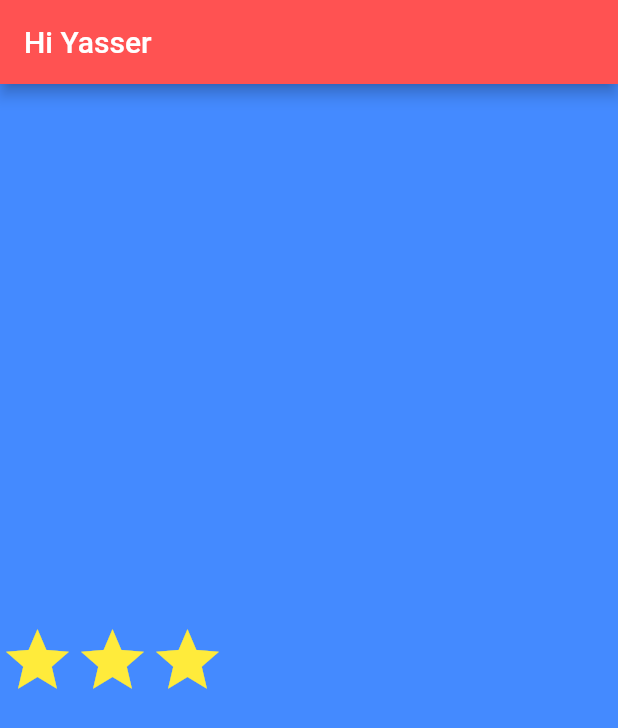
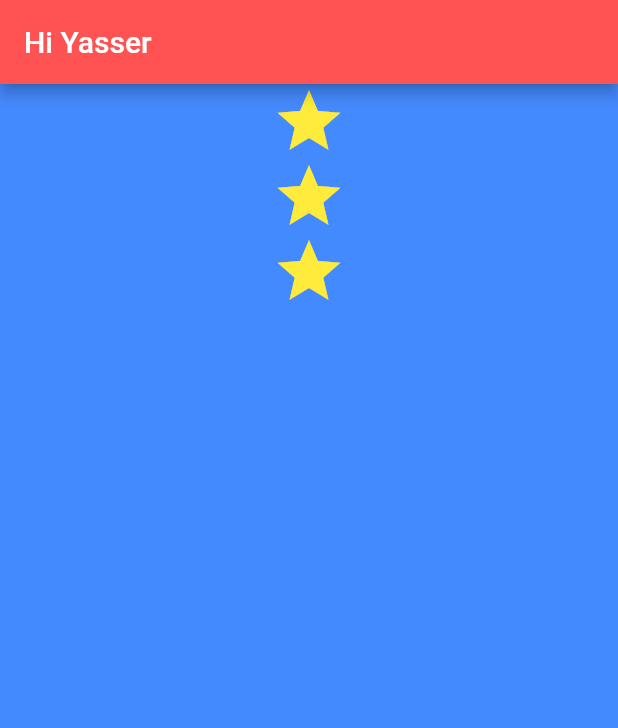
Before and after one commit to yasser2020/Business-Card, a Flutter app: the screen it shows after launch, on a phone screen of 412 x 824 dp. Shown: the top 728 px of the screen. Run offline on Flutter 3.47's test engine with Material 2 defaults, Android fonts, the phone set to English and light mode, and no system bars.

```diff
--- a/lib/main.dart
+++ b/lib/main.dart
@@ -12,7 +12,7 @@ class MyApp extends StatelessWidget {
             backgroundColor: Colors.blueAccent,
             appBar: AppBar(title: Text("Hi Yasser"), backgroundColor: Colors.redAccent),
             body: SafeArea(
-                child: Row(crossAxisAlignment: CrossAxisAlignment.stretch, children: [
+                child: Column(crossAxisAlignment: CrossAxisAlignment.stretch, children: [
               Icon(Icons.star, size: 50, color: Colors.yellow),
               Icon(Icons.star, size: 50, color: Colors.yellow),
               Icon(Icons.star, size: 50, color: Colors.yellow),
```
Also changed, not shown: 1 other file.
